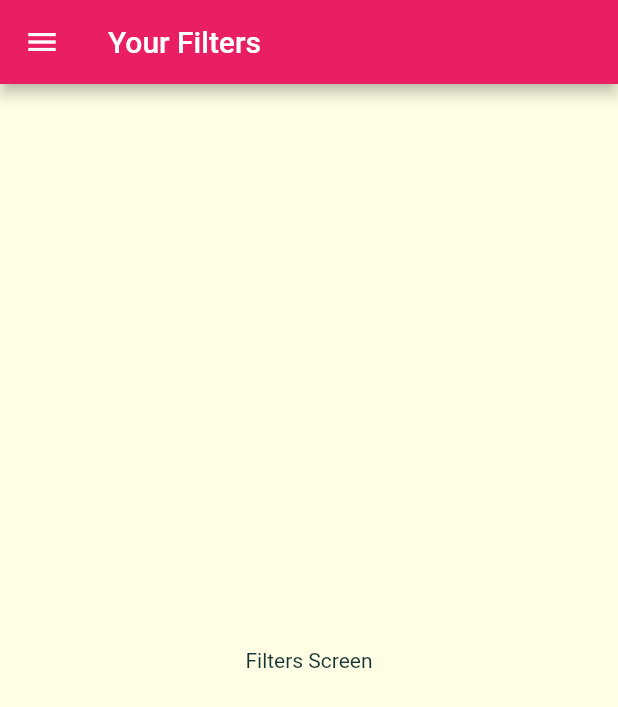
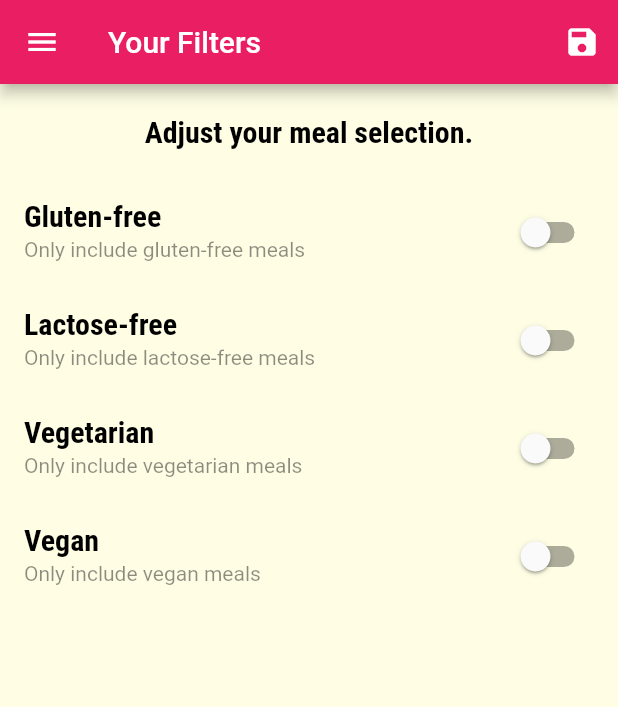
Before and after one commit to KyrolosMagdy/meals-app-training-flutter, a Flutter app: the FiltersScreen screen opened by its route, on a phone screen of 412 x 824 dp. Shown: the top 707 px of the screen. Run offline on Flutter 3.47's test engine with Material 2 defaults, Android fonts, the phone set to English and light mode, and no system bars.

Commit message:
adding filter logics, and ui

```diff
--- a/lib/main.dart
+++ b/lib/main.dart
@@ -1,5 +1,7 @@
 import 'package:flutter/material.dart';
 
+import './dummy_data.dart';
+import './models/meal.dart';
 import './screens/filters_screen.dart';
 import './screens/tabs_screen.dart';
 import './screens/category_meal_screen.dart';
@@ -9,12 +11,52 @@ void main() {
   runApp(const MyApp());
 }
 
-class MyApp extends StatelessWidget {
+class MyApp extends StatefulWidget {
   const MyApp({Key? key}) : super(key: key);
 
   static const typeTheme = Typography.whiteMountainView;
 
+  @override
+  State<MyApp> createState() => _MyAppState();
+}
+
+class _MyAppState extends State<MyApp> {
   // This widget is the root of your application.
+
+  Map<String, bool> _filters = {
+    'gluten': false,
+    'lactose': false,
+    'vegan': false,
+    'vegetarian': false,
+  };
+
+  List<Meal> _availableMeals = DUMMY_MEALS;
+
+  void _setFilters(Map<String, bool> filterData) {
+    setState(() {
+      _filters = filterData;
+
+      _availableMeals = _availableMeals.where((element) {
+        if (_filters['gluten'] as bool && !element.isGlutenFree) {
+          return false;
+        }
+
+        if (_filters['lactose'] as bool && !element.isLactoseFree) {
+          return false;
+        }
+
+        if (_filters['vegan'] as bool && !element.isVegan) {
+          return false;
+        }
+
+        if (_filters['vegetarian'] as bool && !element.isVegetarian) {
+          return false;
+        }
+        return true;
+      }).toList();
+    });
+  }
+
   @override
   Widget build(BuildContext context) {
     return MaterialApp(
@@ -25,18 +67,19 @@ class MyApp extends StatelessWidget {
         canvasColor: const Color.fromRGBO(255, 254, 229, 1),
         fontFamily: 'Raleway',
         textTheme: Typography.whiteMountainView.copyWith(
-          bodyLarge: typeTheme.bodyLarge?.copyWith(
+          bodyLarge: MyApp.typeTheme.bodyLarge?.copyWith(
             color: const Color.fromRGBO(20, 51, 51, 1),
           ),
-          bodyMedium: typeTheme.bodyMedium?.copyWith(
+          bodyMedium: MyApp.typeTheme.bodyMedium?.copyWith(
             color: const Color.fromRGBO(20, 51, 51, 1),
           ),
-          titleMedium: typeTheme.titleMedium?.copyWith(
+          titleMedium: MyApp.typeTheme.titleMedium?.copyWith(
             fontSize: 20,
             fontFamily: 'RobotoCondensed',
             fontWeight: FontWeight.bold,
+            color: Colors.black,
           ),
-          titleSmall: typeTheme.titleMedium?.copyWith(
+          titleSmall: MyApp.typeTheme.titleMedium?.copyWith(
             fontSize: 20,
             fontFamily: 'RobotoCondensed',
             fontWeight: FontWeight.bold,
@@ -46,12 +89,19 @@ class MyApp extends StatelessWidget {
       ),
       routes: {
         '/': (ctx) => const TabsScreen(),
-        CategoryMealScreen.routeName: (ctx) => const CategoryMealScreen(),
+        CategoryMealScreen.routeName: (ctx) => CategoryMealScreen(
+              availableMeals: _availableMeals,
+            ),
         MealDetailScreen.routeName: (ctx) => const MealDetailScreen(),
-        FiltersScreen.routeName: (ctx) => const FiltersScreen(),
+        FiltersScreen.routeName: (ctx) => FiltersScreen(
+              saveFilters: _setFilters,
+              filters: _filters,
+            ),
       },
       onUnknownRoute: ((settings) => MaterialPageRoute(
-          builder: ((context) => const CategoryMealScreen()))),
+          builder: ((context) => CategoryMealScreen(
+                availableMeals: _availableMeals,
+              )))),
     );
   }
 }
--- a/lib/screens/category_meal_screen.dart
+++ b/lib/screens/category_meal_screen.dart
@@ -1,11 +1,13 @@
 import 'package:flutter/material.dart';
 
 import '../widgets/meal_item.dart';
-import '../dummy_data.dart';
 import '../models/meal.dart';
 
 class CategoryMealScreen extends StatefulWidget {
-  const CategoryMealScreen({Key? key}) : super(key: key);
+  final List<Meal> availableMeals;
+
+  const CategoryMealScreen({Key? key, required this.availableMeals})
+      : super(key: key);
 
   static const routeName = '/categorie-meal';
 
@@ -32,7 +34,7 @@ class _CategoryMealScreenState extends State<CategoryMealScreen> {
       categoryTitle = routeArgs['title'] as String;
       final categoryId = routeArgs['id'];
 
-      categroyMeals = DUMMY_MEALS.where((meal) {
+      categroyMeals = widget.availableMeals.where((meal) {
         return meal.categories.contains(categoryId);
       }).toList();
     }
--- a/lib/screens/filters_screen.dart
+++ b/lib/screens/filters_screen.dart
@@ -2,21 +2,123 @@ import 'package:flutter/material.dart';
 
 import '../widgets/main_drawer.dart';
 
-class FiltersScreen extends StatelessWidget {
-  const FiltersScreen({Key? key}) : super(key: key);
+class FiltersScreen extends StatefulWidget {
+  final Function saveFilters;
+  final Map<String, bool> filters;
+
+  const FiltersScreen(
+      {Key? key, required this.saveFilters, required this.filters})
+      : super(key: key);
 
   static const routeName = '/filters';
 
   @override
+  State<FiltersScreen> createState() => _FiltersScreenState();
+}
+
+class _FiltersScreenState extends State<FiltersScreen> {
+  bool _glutenFree = false;
+  bool _vegetarian = false;
+  bool _vegan = false;
+  bool _lactoseFree = false;
+
+  @override
+  void initState() {
+    _glutenFree = widget.filters['gluten'] as bool;
+    _vegetarian = widget.filters['vegetarian'] as bool;
+    _vegan = widget.filters['vegan'] as bool;
+    _lactoseFree = widget.filters['lactose'] as bool;
+    super.initState();
+  }
+
+  Widget _buildSwitchListTile(
+      String title, bool value, Function onChange, String subTitle) {
+    return SwitchListTile(
+      title: Text(title),
+      value: value,
+      onChanged: (value) => onChange(value),
+      subtitle: Text(subTitle, style: const TextStyle(color: Colors.black45)),
+    );
+  }
+
+  @override
   Widget build(BuildContext context) {
     return Scaffold(
-      appBar: AppBar(
-        title: const Text('Your Filters'),
-      ),
-      drawer: const MainDrawer(),
-      body: const Center(
-        child: Text('Filters Screen'),
-      ),
-    );
+        appBar: AppBar(
+          title: const Text('Your Filters'),
+          actions: [
+            IconButton(
+              onPressed: () {
+                final selectedFilters = {
+                  'gluten': _glutenFree,
+                  'lactose': _lactoseFree,
+                  'vegan': _vegan,
+                  'vegetarian': _vegetarian,
+                };
+                widget.saveFilters(selectedFilters);
+              },
+              icon: const Icon(
+                Icons.save,
+              ),
+            )
+          ],
+        ),
+        drawer: const MainDrawer(),
+        body: Column(
+          children: [
+            Container(
+              padding: EdgeInsets.all(20),
+              child: Text(
+                'Adjust your meal selection.',
+                style: Theme.of(context).textTheme.titleMedium,
+              ),
+            ),
+            Expanded(
+                child: ListView(
+              children: [
+                _buildSwitchListTile(
+                  'Gluten-free',
+                  _glutenFree,
+                  (bool value) {
+                    setState(() {
+                      _glutenFree = value;
+                    });
+                  },
+                  'Only include gluten-free meals',
+                ),
+                _buildSwitchListTile(
+                  'Lactose-free',
+                  _lactoseFree,
+                  (bool value) {
+                    setState(() {
+                      _lactoseFree = value;
+                    });
+                  },
+                  'Only include lactose-free meals',
+                ),
+                _buildSwitchListTile(
+                  'Vegetarian',
+                  _vegetarian,
+                  (bool value) {
+                    setState(() {
+                      _vegetarian = value;
+                    });
+                  },
+                  'Only include vegetarian meals',
+                ),
+                _buildSwitchListTile(
+                  'Vegan',
+                  _vegan,
+                  (bool value) {
+                    setState(() {
+                      _vegan = value;
+                    });
+                  },
+                  'Only include vegan meals',
+                ),
+              ],
+            ))
+          ],
+        ));
   }
 }
```
